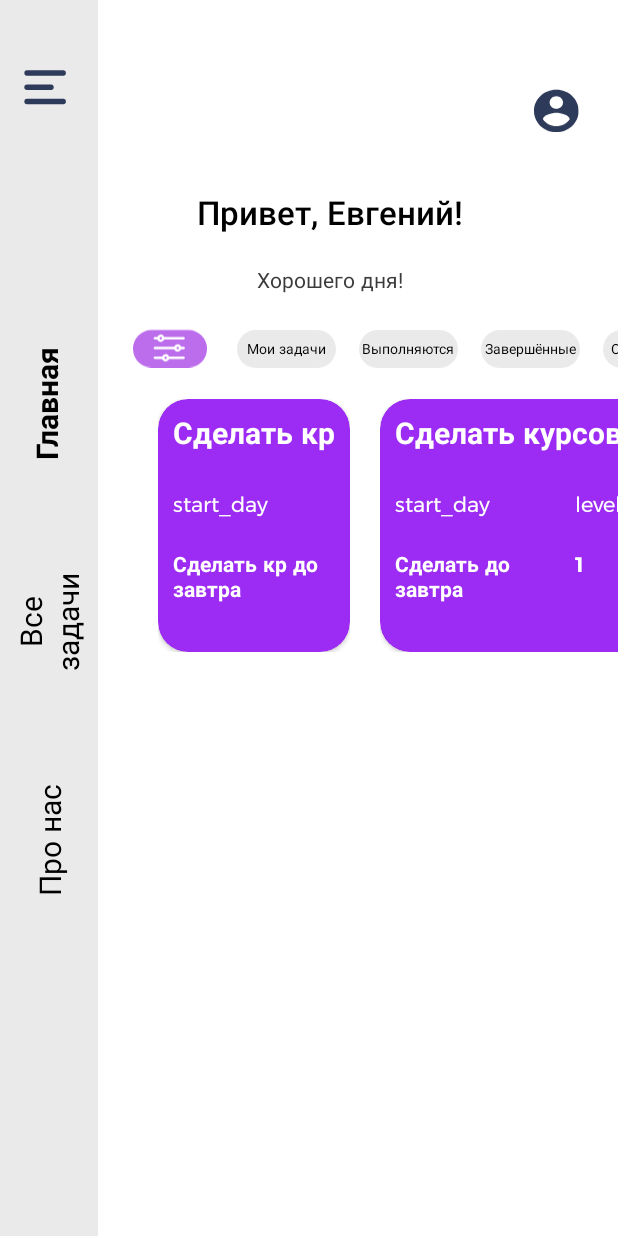
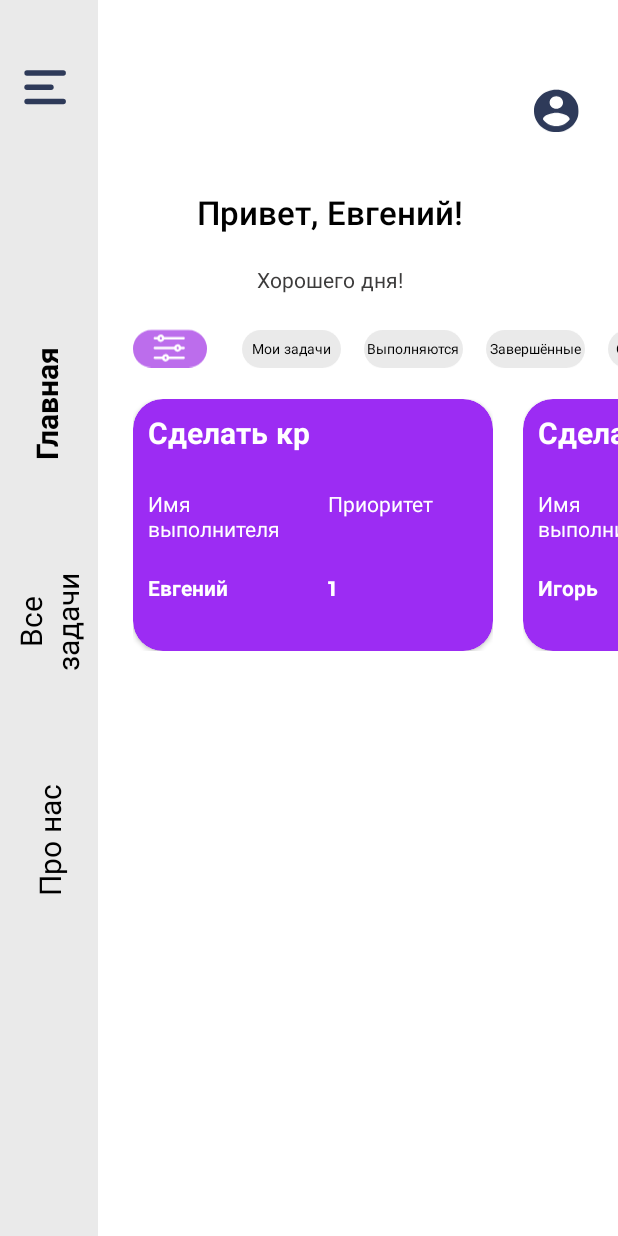
Before and after one commit to EvgenDas/AndroidTaskManager, an Android app: the screen it shows after launch (MainActivity), on a phone screen of 412 x 824 dp. Run offline under Robolectric (Android 15) with nearby library versions, the phone set to English and light mode, and no system bars.

Commit message:
Добавлена страница задачи, исправлена ошибка с null на Name

```diff
--- a/app/src/main/AndroidManifest.xml
+++ b/app/src/main/AndroidManifest.xml
@@ -11,6 +11,9 @@
         android:supportsRtl="true"
         android:theme="@style/Theme.AndroidTaskManager"
         tools:targetApi="31">
+        <activity
+            android:name=".TaskPage"
+            android:exported="false" />
         <activity
             android:name=".MainActivity"
             android:exported="true">
--- a/app/src/main/java/com/dashencko/androidtaskmanager/Adapters/TaskAdapter.java
+++ b/app/src/main/java/com/dashencko/androidtaskmanager/Adapters/TaskAdapter.java
@@ -16,6 +16,7 @@ import androidx.recyclerview.widget.RecyclerView;
 
 import com.dashencko.androidtaskmanager.Models.Task;
 import com.dashencko.androidtaskmanager.R;
+import com.dashencko.androidtaskmanager.TaskPage;
 
 import java.util.List;
 
@@ -36,35 +37,34 @@ public class TaskAdapter extends RecyclerView.Adapter<TaskAdapter.TaskViewHolder
 
 
     @Override
-    public void onBindViewHolder(@NonNull TaskAdapter.TaskViewHolder holder, int position) {
+    public void onBindViewHolder(@NonNull TaskAdapter.TaskViewHolder holder, @SuppressLint("RecyclerView") int position) {
         holder.taskBg.setCardBackgroundColor(Color.parseColor(tasks.get(position).getColor()));
 
 
 
         holder.taskTitle.setText(tasks.get(position).getTitle());
-        holder.taskDescription.setText(tasks.get(position).getDescription());
+//        holder.taskDescription.setText(tasks.get(position).getDescription());
         holder.taskPriority.setText(tasks.get(position).getPriority());
-//        holder.taskName.setText(tasks.get(position).getName()); разобраться, почему выходит null
+        holder.taskName.setText(tasks.get(position).getName());
 
 
-//        holder.itemView.setOnClickListener(new View.OnClickListener() {
-//            @Override
-//            public void onClick(View view) {
-//                Intent intent = new Intent(context, TasPage.class);
-//                intent.putExtra("courseBg", Color.parseColor(courses.get(position).getColor()));
-//                intent.putExtra("courseImage", imageId);
-//                intent.putExtra("courseTitle", courses.get(position).getTitle());
-//                intent.putExtra("courseDate", courses.get(position).getDate());
-//                intent.putExtra("courseLevel", courses.get(position).getLevel());
-//                intent.putExtra("courseText", courses.get(position).getText());
-//
-//                context.startActivity(intent);
-//
-//
-//
-//                context.startActivity(intent);
-//            }
-//        });
+        holder.itemView.setOnClickListener(new View.OnClickListener() {
+            @Override
+            public void onClick(View view) {
+                Intent intent = new Intent(context, TaskPage.class);
+                intent.putExtra("taskBg", Color.parseColor(tasks.get(position).getColor()));
+                intent.putExtra("taskTitle", tasks.get(position).getTitle());
+                intent.putExtra("taskPriority", tasks.get(position).getPriority());
+                intent.putExtra("taskDescription", tasks.get(position).getDescription());
+                intent.putExtra("taskName", tasks.get(position).getName());
+
+                context.startActivity(intent);
+
+
+
+                context.startActivity(intent);
+            }
+        });
     }
 
 
@@ -83,7 +83,7 @@ public class TaskAdapter extends RecyclerView.Adapter<TaskAdapter.TaskViewHolder
 
             taskBg = itemView.findViewById(R.id.taskBg);
             taskTitle = itemView.findViewById(R.id.taskTitle);
-            taskDescription = itemView.findViewById(R.id.taskDescription);
+            taskName = itemView.findViewById(R.id.taskName);
             taskPriority = itemView.findViewById(R.id.taskPriority);
 
         }
--- a/app/src/main/java/com/dashencko/androidtaskmanager/MainActivity.java
+++ b/app/src/main/java/com/dashencko/androidtaskmanager/MainActivity.java
@@ -36,9 +36,9 @@ public class MainActivity extends AppCompatActivity {
         setCategoryRecycler(categoryList);
 
         List<Task> taskList = new ArrayList<>();
-        taskList.add(new Task(1, "Сделать кр", "Сделать кр до завтра", "E", "1", "#9C2CF3"));
-        taskList.add(new Task(2, "Сделать курсовую", "Сделать до завтра", "V", "1", "#9C2CF3"));
-        taskList.add(new Task(3, "Пройти курс", "Пройти курс на степике", "G", "2", "#9C2CF3"));
+        taskList.add(new Task(1, "Сделать кр", "Сделать кр до завтра", "Евгений", "1", "#9C2CF3"));
+        taskList.add(new Task(2, "Сделать курсовую", "Сделать до завтра", "Игорь", "1", "#9C2CF3"));
+        taskList.add(new Task(3, "Пройти курс", "Пройти курс на степике", "Борис", "2", "#9C2CF3"));
 
 
 
--- a/app/src/main/res/layout/activity_main.xml
+++ b/app/src/main/res/layout/activity_main.xml
@@ -68,7 +68,7 @@
             android:id="@+id/categoryRecycler"
             android:layout_width="0dp"
             android:layout_height="0dp"
-            android:layout_marginStart="20dp"
+            android:layout_marginStart="23dp"
             app:layout_constraintBottom_toBottomOf="@+id/imageView3"
             app:layout_constraintEnd_toEndOf="parent"
             app:layout_constraintHorizontal_bias="0.0"
@@ -188,13 +188,15 @@
             android:id="@+id/taskRecycler"
             android:layout_width="0dp"
             android:layout_height="0dp"
-            android:layout_marginStart="40dp"
+            android:layout_marginStart="23dp"
             android:layout_marginTop="20dp"
             android:layout_marginBottom="150dp"
             app:layout_constraintBottom_toBottomOf="parent"
             app:layout_constraintEnd_toEndOf="parent"
+            app:layout_constraintHorizontal_bias="0.0"
             app:layout_constraintStart_toEndOf="@+id/constraintLayout1"
-            app:layout_constraintTop_toBottomOf="@+id/categoryRecycler" />
+            app:layout_constraintTop_toBottomOf="@+id/categoryRecycler"
+            app:layout_constraintVertical_bias="1.0" />
 
 
     </androidx.constraintlayout.widget.ConstraintLayout>
--- a/app/src/main/res/layout/task_item.xml
+++ b/app/src/main/res/layout/task_item.xml
@@ -8,8 +8,8 @@
 
     <androidx.cardview.widget.CardView
         android:id="@+id/taskBg"
-        android:layout_width="wrap_content"
-        android:layout_height="wrap_content"
+        android:layout_width="240dp"
+        android:layout_height="match_parent"
         app:cardCornerRadius="20dp"
         app:contentPaddingBottom="20dp"
         app:layout_constraintBottom_toBottomOf="parent"
@@ -41,19 +41,19 @@
 
                 <TextView
                     android:layout_width="100dp"
-                    android:layout_height="wrap_content"
+                    android:layout_height="38dp"
                     android:layout_margin="10dp"
                     android:fontFamily="@font/montserrat"
-                    android:text="start_day"
+                    android:text="@string/Name"
                     android:textColor="@color/white"
                     android:textSize="14sp" />
 
                 <TextView
                     android:layout_width="100dp"
-                    android:layout_height="wrap_content"
+                    android:layout_height="38dp"
                     android:layout_margin="10dp"
                     android:fontFamily="@font/montserrat"
-                    android:text="level"
+                    android:text="@string/priority"
                     android:textColor="@color/white"
                     android:textSize="14sp" />
 
@@ -64,7 +64,7 @@
                 android:layout_height="match_parent">
 
                 <TextView
-                    android:id="@+id/taskDescription"
+                    android:id="@+id/taskName"
                     android:layout_width="100dp"
                     android:layout_height="wrap_content"
                     android:layout_margin="10dp"
--- a/app/src/main/res/values/strings.xml
+++ b/app/src/main/res/values/strings.xml
@@ -3,4 +3,7 @@
     <string name="main">Главная</string>
     <string name="today_tasks">Все задачи</string>
     <string name="About_us">Про нас</string>
+    <string name="Name">Имя выполнителя</string>
+    <string name="priority">Приоритет</string>
+    <string name="task_description">Описание задачи</string>
 </resources>
```
Also changed, not shown: app/src/main/java/com/dashencko/androidtaskmanager/TaskPage.java (added, +33 -0 lines), app/src/main/res/layout/activity_task_page.xml (added, +213 -0 lines).
